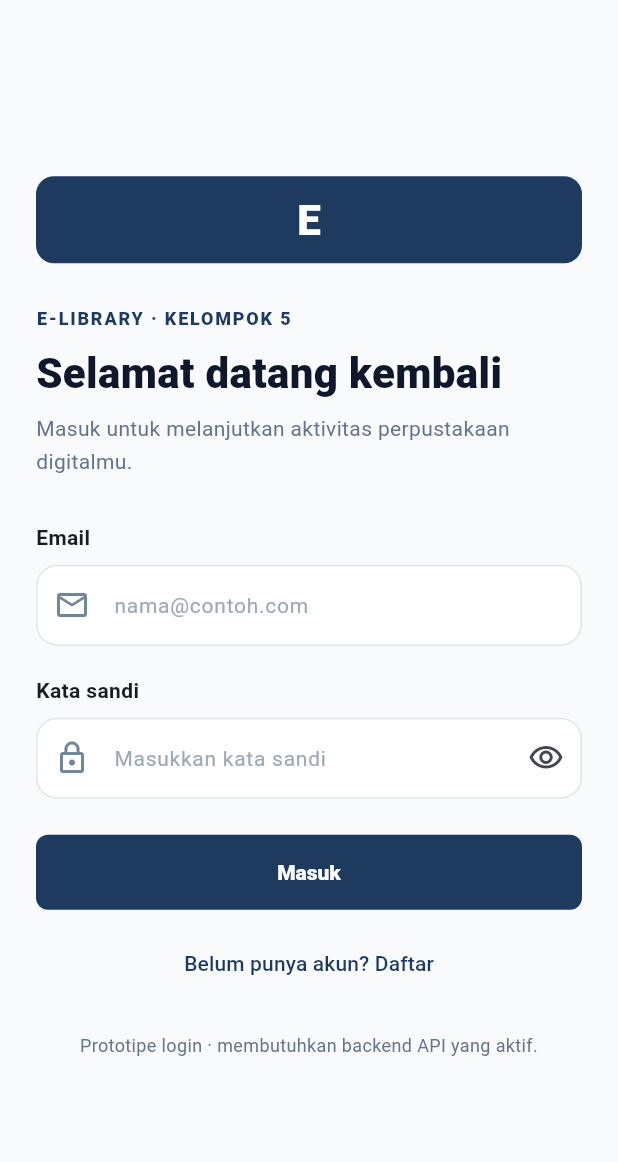
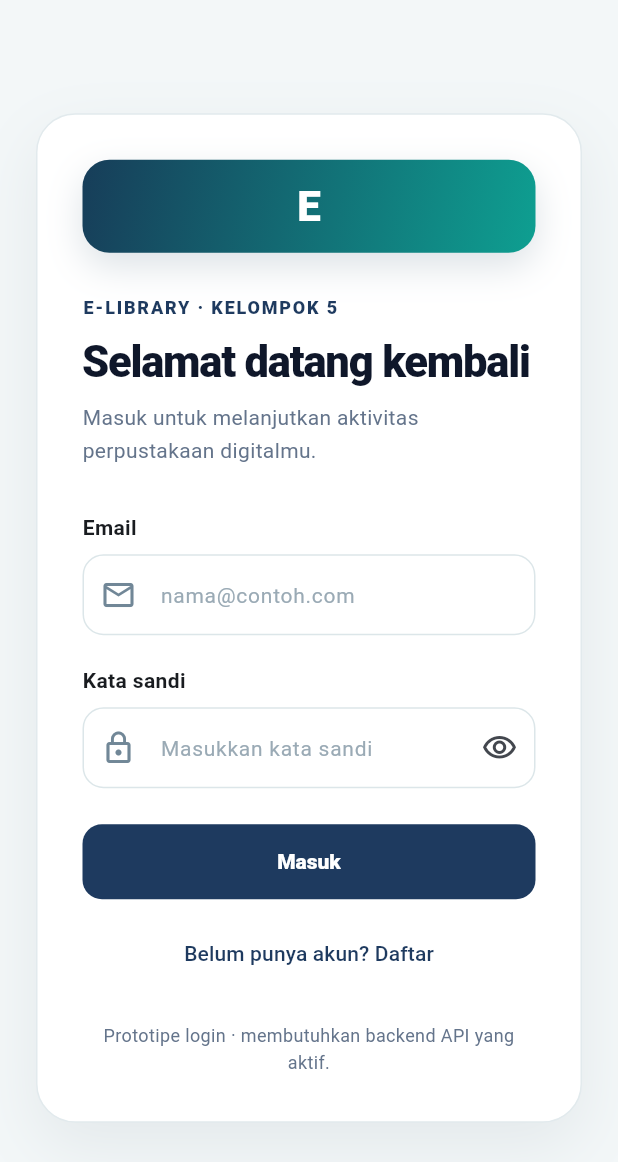
Before and after one commit to 077Andrian/pemrograman-berbasis-platform-kelompok-5-e-library, a Flutter app: the screen it shows after launch, on a phone screen of 412 x 824 dp. Shown: the top 1162 px of the screen. Run offline on Flutter 3.47's test engine with Material 3 defaults, Android fonts, the phone set to English and light mode, and no system bars.

Commit message:
style(mobile): refine login and dashboard components

```diff
--- a/frontend/mobile/lib/main.dart
+++ b/frontend/mobile/lib/main.dart
@@ -705,23 +705,38 @@ class _LoginPageState extends State<LoginPage> {
   }
 
   Widget _buildStatCard(String label, dynamic value) {
+    final icon = label.toLowerCase().contains('judul')
+        ? Icons.menu_book_rounded
+        : label.toLowerCase().contains('stok')
+            ? Icons.inventory_2_outlined
+            : label.toLowerCase().contains('aktif')
+                ? Icons.autorenew_rounded
+                : label.toLowerCase().contains('transaksi')
+                    ? Icons.swap_horiz_rounded
+                    : Icons.people_alt_outlined;
     return SizedBox(
-      width: 150,
+      width: 158,
       child: Card(
         child: Padding(
-          padding: const EdgeInsets.all(14),
+          padding: const EdgeInsets.all(16),
           child: Column(
             crossAxisAlignment: CrossAxisAlignment.start,
             children: [
-              Text(label, style: const TextStyle(color: Color(0xFF64748B))),
-              const SizedBox(height: 8),
+              Container(
+                width: 36,
+                height: 36,
+                decoration: BoxDecoration(
+                  color: const Color(0xFFE9F7F3),
+                  borderRadius: BorderRadius.circular(11),
+                ),
+                child: Icon(icon, color: const Color(0xFF0E8C80), size: 19),
+              ),
+              const SizedBox(height: 14),
+              Text(label, style: const TextStyle(color: Color(0xFF718394), fontSize: 11, fontWeight: FontWeight.w700)),
+              const SizedBox(height: 5),
               Text(
                 (value ?? 0).toString(),
-                style: const TextStyle(
-                  fontSize: 26,
-                  fontWeight: FontWeight.w800,
-                  color: Color(0xFF1E3A5F),
-                ),
+                style: const TextStyle(fontSize: 27, height: 1, fontWeight: FontWeight.w900, color: Color(0xFF14283D), letterSpacing: -0.8),
               ),
             ],
           ),
@@ -740,16 +755,29 @@ class _LoginPageState extends State<LoginPage> {
         : <Map<String, dynamic>>[];
     return Card(
       child: Padding(
-        padding: const EdgeInsets.all(14),
+        padding: const EdgeInsets.all(18),
         child: Column(
           crossAxisAlignment: CrossAxisAlignment.start,
           children: [
-            Text(title, style: const TextStyle(fontWeight: FontWeight.w800)),
-            const SizedBox(height: 8),
-            if (rows.isEmpty) const Text('Belum ada data.'),
-            ...rows.map((row) => Padding(
-              padding: const EdgeInsets.symmetric(vertical: 4),
-              child: Text('• ' + labelBuilder(row)),
+            Text(title, style: const TextStyle(fontSize: 14, fontWeight: FontWeight.w800, color: Color(0xFF14283D))),
+            const SizedBox(height: 12),
+            if (rows.isEmpty)
+              const Text('Belum ada data.', style: TextStyle(color: Color(0xFF718394), fontSize: 13)),
+            ...rows.asMap().entries.map((entry) => Padding(
+              padding: const EdgeInsets.symmetric(vertical: 8),
+              child: Row(
+                children: [
+                  Container(
+                    width: 27,
+                    height: 27,
+                    alignment: Alignment.center,
+                    decoration: BoxDecoration(color: const Color(0xFFEAF7F3), borderRadius: BorderRadius.circular(9)),
+                    child: Text((entry.key + 1).toString(), style: const TextStyle(color: Color(0xFF087F75), fontSize: 11, fontWeight: FontWeight.w900)),
+                  ),
+                  const SizedBox(width: 11),
+                  Expanded(child: Text(labelBuilder(entry.value), style: const TextStyle(color: Color(0xFF526879), fontSize: 13, height: 1.4))),
+                ],
+              ),
             )),
           ],
         ),
@@ -1096,23 +1124,40 @@ class _LoginPageState extends State<LoginPage> {
     const accent = Color(0xFF14B8A6);
 
     return Scaffold(
-      backgroundColor: const Color(0xFFF8FAFC),
+      backgroundColor: const Color(0xFFF3F7F8),
       body: SafeArea(
         child: Center(
           child: SingleChildScrollView(
             padding: const EdgeInsets.all(24),
             child: ConstrainedBox(
               constraints: const BoxConstraints(maxWidth: 440),
-              child: Column(
-                crossAxisAlignment: CrossAxisAlignment.stretch,
-                children: [
+              child: Container(
+                padding: const EdgeInsets.all(30),
+                decoration: BoxDecoration(
+                  color: Colors.white,
+                  borderRadius: BorderRadius.circular(26),
+                  border: Border.all(color: const Color(0xFFE2EAED)),
+                  boxShadow: const [
+                    BoxShadow(color: Color(0x12142D40), blurRadius: 36, offset: Offset(0, 16)),
+                  ],
+                ),
+                child: Column(
+                  crossAxisAlignment: CrossAxisAlignment.stretch,
+                  children: [
                   Container(
-                    width: 58,
-                    height: 58,
+                    width: 62,
+                    height: 62,
                     alignment: Alignment.center,
                     decoration: BoxDecoration(
-                      color: primary,
-                      borderRadius: BorderRadius.circular(12),
+                      gradient: const LinearGradient(
+                        colors: [Color(0xFF173D59), Color(0xFF0E9F91)],
+                        begin: Alignment.topLeft,
+                        end: Alignment.bottomRight,
+                      ),
+                      borderRadius: BorderRadius.circular(18),
+                      boxShadow: const [
+                        BoxShadow(color: Color(0x26173D59), blurRadius: 20, offset: Offset(0, 9)),
+                      ],
                     ),
                     child: const Text(
                       'E',
@@ -1138,9 +1183,10 @@ class _LoginPageState extends State<LoginPage> {
                     _isRegistering ? 'Buat akun E-Library' : 'Selamat datang kembali',
                     style: const TextStyle(
                       color: Color(0xFF0F172A),
-                      fontSize: 28,
-                      fontWeight: FontWeight.w800,
-                      height: 1.15,
+                      fontSize: 29,
+                      fontWeight: FontWeight.w900,
+                      letterSpacing: -0.8,
+                      height: 1.12,
                     ),
                   ),
                   const SizedBox(height: 10),
@@ -1242,8 +1288,10 @@ class _LoginPageState extends State<LoginPage> {
                             style: FilledButton.styleFrom(
                               backgroundColor: primary,
                               foregroundColor: Colors.white,
+                              elevation: 0,
+                              minimumSize: const Size(0, 52),
                               shape: RoundedRectangleBorder(
-                                borderRadius: BorderRadius.circular(8),
+                                borderRadius: BorderRadius.circular(13),
                               ),
                             ),
                             child: _loading
@@ -1295,7 +1343,8 @@ class _LoginPageState extends State<LoginPage> {
                         ),
                       ),
                     ),
-                ],
+                  ],
+                ),
               ),
             ),
           ),
```
